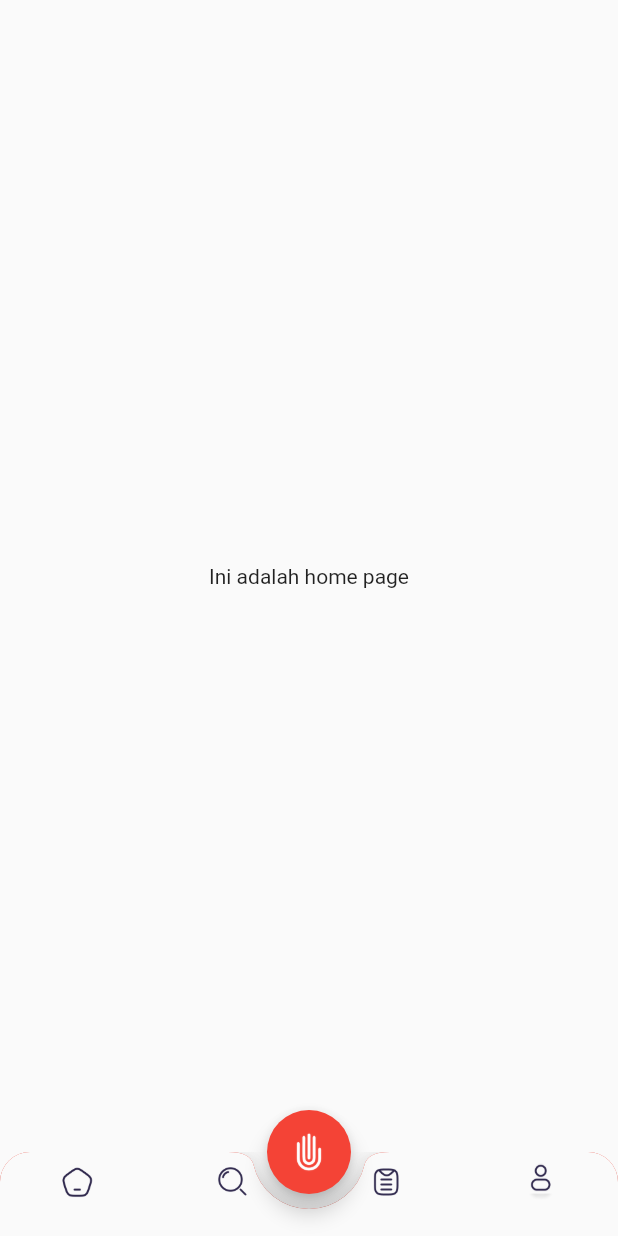
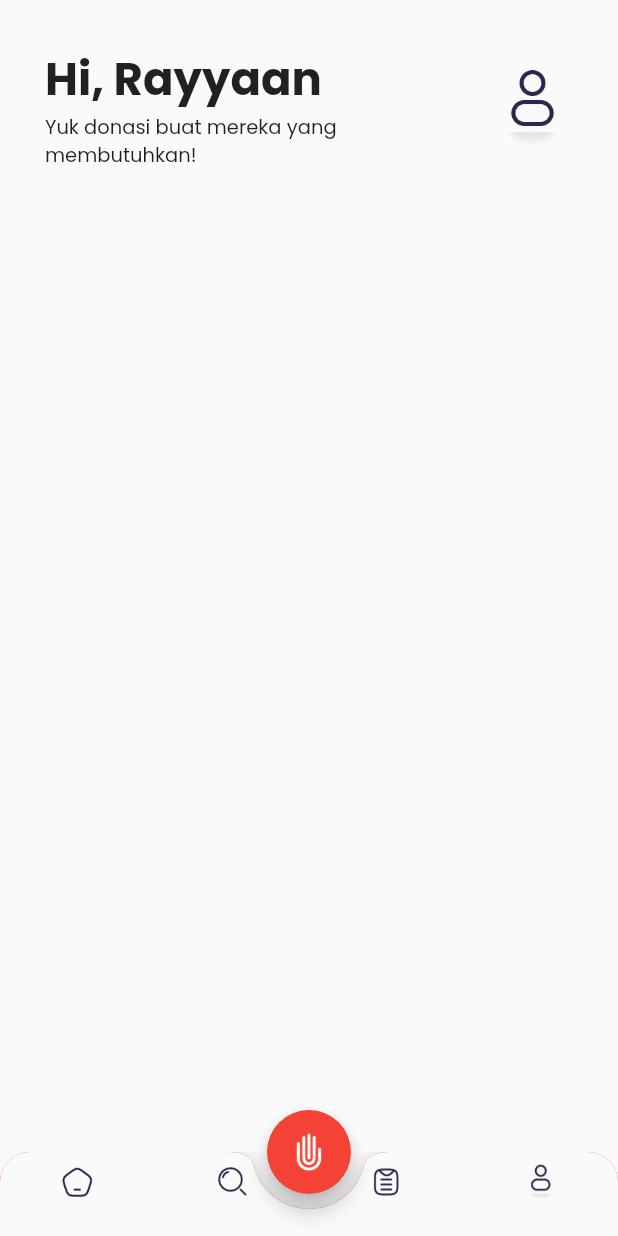
Before and after one commit to RayyanFv/peduly_remake, a Flutter app: the mainPage screen opened by its route, on a phone screen of 412 x 824 dp. Run offline on Flutter 3.47's test engine with Material 2 defaults, Android fonts, the phone set to English and light mode, and no system bars; our stand-ins replace google_fonts.

Commit message:
a little add for home page

```diff
--- a/lib/pages/home/home_page.dart
+++ b/lib/pages/home/home_page.dart
@@ -1,12 +1,54 @@
 import 'package:flutter/material.dart';
+import 'package:google_fonts/google_fonts.dart';
+import 'package:peduly_remake/shared/theme.dart';
 
 class homePage extends StatelessWidget {
   const homePage({Key? key}) : super(key: key);
 
   @override
   Widget build(BuildContext context) {
-    return Center(
-      child: Text('Ini adalah home page'),
+
+    Widget header(){
+      return Container(
+        margin: EdgeInsets.only(top: defaultMargin, left: defaultMargin, right: defaultMargin),
+        child: Row(
+          children: [
+            Expanded(
+              child: Column(
+                crossAxisAlignment: CrossAxisAlignment.start,
+                children: [
+                  Text('Hi, Rayyaan',
+                  style: GoogleFonts.poppins(
+                    fontSize: 30,
+                    fontWeight: FontWeight.bold
+                  ),),
+                  Text('Yuk donasi buat mereka yang membutuhkan!',
+                  style: GoogleFonts.poppins(
+                    fontSize: 13,
+                  ),)
+                ],
+              ),
+            ),
+            Container(
+              width: 54,
+              height: 54,
+              decoration: BoxDecoration(
+                shape: BoxShape.circle,
+                image: DecorationImage(image: AssetImage('assets/Profile.png'))
+              ),
+            )
+          ],
+        ),
+      );
+    }
+
+
+
+    return ListView(
+      children: [
+        header(),
+
+      ],
     );
   }
 }
--- a/lib/shared/theme.dart
+++ b/lib/shared/theme.dart
@@ -1,3 +1,7 @@
 import 'package:flutter/material.dart';
+import 'package:google_fonts/google_fonts.dart';
 
 Color backgroundColor = Color.fromRGBO(231, 81, 59, 0);
+double defaultMargin = 30.0;
+TextStyle primaryTextStyle = GoogleFonts.poppins(
+);
```
